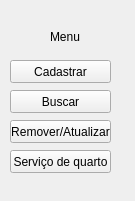
Old version of the form AppHotel/menu.ui in the repository ThomDumont/Projeto-Hotel.
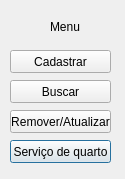
New version of the form.

The edit to the form file:
```diff
--- a/AppHotel/menu.ui
+++ b/AppHotel/menu.ui
@@ -1,36 +1,36 @@
 <?xml version="1.0" encoding="UTF-8"?>
 <ui version="4.0">
- <class>Form</class>
- <widget class="QWidget" name="Form">
+ <class>menu</class>
+ <widget class="QDialog" name="menu">
   <property name="geometry">
    <rect>
     <x>0</x>
     <y>0</y>
-    <width>135</width>
-    <height>201</height>
+    <width>125</width>
+    <height>179</height>
    </rect>
   </property>
   <property name="windowTitle">
-   <string>Form</string>
+   <string>Dialog</string>
   </property>
-  <widget class="QLabel" name="label">
+  <widget class="QPushButton" name="btnServiQuMenu">
    <property name="geometry">
     <rect>
-     <x>50</x>
-     <y>30</y>
-     <width>47</width>
-     <height>13</height>
+     <x>10</x>
+     <y>140</y>
+     <width>101</width>
+     <height>23</height>
     </rect>
    </property>
    <property name="text">
-    <string>Menu</string>
+    <string>Serviço de quarto</string>
    </property>
   </widget>
   <widget class="QPushButton" name="btnCadasMenu">
    <property name="geometry">
     <rect>
      <x>10</x>
-     <y>60</y>
+     <y>50</y>
      <width>101</width>
      <height>23</height>
     </rect>
@@ -43,7 +43,7 @@
    <property name="geometry">
     <rect>
      <x>10</x>
-     <y>90</y>
+     <y>80</y>
      <width>101</width>
      <height>23</height>
     </rect>
@@ -56,7 +56,7 @@
    <property name="geometry">
     <rect>
      <x>10</x>
-     <y>120</y>
+     <y>110</y>
      <width>101</width>
      <height>23</height>
     </rect>
@@ -65,17 +65,17 @@
     <string>Remover/Atualizar</string>
    </property>
   </widget>
-  <widget class="QPushButton" name="btnServiQuMenu">
+  <widget class="QLabel" name="label">
    <property name="geometry">
     <rect>
-     <x>10</x>
-     <y>150</y>
-     <width>101</width>
-     <height>23</height>
+     <x>50</x>
+     <y>20</y>
+     <width>47</width>
+     <height>13</height>
     </rect>
    </property>
    <property name="text">
-    <string>Serviço de quarto</string>
+    <string>Menu</string>
    </property>
   </widget>
  </widget>
```
